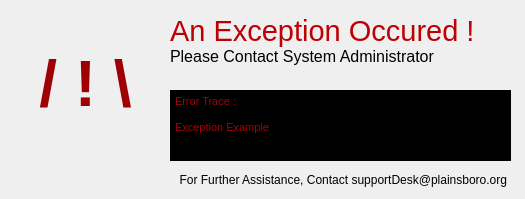
The window that Dev/notifications/error_default.ui (z3r0n3br4instorm/BkApp) describes before a commit, drawn with Qt 5.
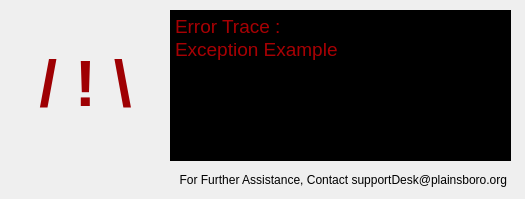
The same window after the commit.

```diff
--- a/Dev/notifications/error_default.ui
+++ b/Dev/notifications/error_default.ui
@@ -29,29 +29,13 @@
     <string>&lt;html&gt;&lt;head/&gt;&lt;body&gt;&lt;p align=&quot;center&quot;&gt;&lt;span style=&quot; font-size:48pt; font-weight:600; color:#9f0003;&quot;&gt;/ ! \&lt;/span&gt;&lt;/p&gt;&lt;/body&gt;&lt;/html&gt;</string>
    </property>
   </widget>
-  <widget class="QLabel" name="label_2">
-   <property name="geometry">
-    <rect>
-     <x>170</x>
-     <y>10</y>
-     <width>341</width>
-     <height>61</height>
-    </rect>
-   </property>
-   <property name="styleSheet">
-    <string notr="true"/>
-   </property>
-   <property name="text">
-    <string>&lt;html&gt;&lt;head/&gt;&lt;body&gt;&lt;p&gt;&lt;span style=&quot; font-size:22pt; color:#bd0003;&quot;&gt;An Exception Occured !&lt;/span&gt;&lt;span style=&quot; font-size:22pt; color:#ff0004;&quot;&gt;&lt;br/&gt;&lt;/span&gt;&lt;span style=&quot; font-size:12pt; color:#000000;&quot;&gt;Please Contact System Administrator&lt;/span&gt;&lt;/p&gt;&lt;/body&gt;&lt;/html&gt;</string>
-   </property>
-  </widget>
   <widget class="QTextBrowser" name="textBrowser">
    <property name="geometry">
     <rect>
      <x>170</x>
-     <y>90</y>
+     <y>10</y>
      <width>341</width>
-     <height>71</height>
+     <height>151</height>
     </rect>
    </property>
    <property name="styleSheet">
@@ -63,9 +47,8 @@
     <string>&lt;!DOCTYPE HTML PUBLIC &quot;-//W3C//DTD HTML 4.0//EN&quot; &quot;http://www.w3.org/TR/REC-html40/strict.dtd&quot;&gt;
 &lt;html&gt;&lt;head&gt;&lt;meta name=&quot;qrichtext&quot; content=&quot;1&quot; /&gt;&lt;style type=&quot;text/css&quot;&gt;
 p, li { white-space: pre-wrap; }
-&lt;/style&gt;&lt;/head&gt;&lt;body style=&quot; font-family:'Space Mono'; font-size:8pt; font-weight:400; font-style:normal;&quot;&gt;
+&lt;/style&gt;&lt;/head&gt;&lt;body style=&quot; font-family:'Space Mono'; font-size:14pt; font-weight:400; font-style:normal;&quot;&gt;
 &lt;p style=&quot; margin-top:0px; margin-bottom:0px; margin-left:0px; margin-right:0px; -qt-block-indent:0; text-indent:0px;&quot;&gt;Error Trace :&lt;/p&gt;
-&lt;p style=&quot;-qt-paragraph-type:empty; margin-top:0px; margin-bottom:0px; margin-left:0px; margin-right:0px; -qt-block-indent:0; text-indent:0px;&quot;&gt;&lt;br /&gt;&lt;/p&gt;
 &lt;p style=&quot; margin-top:0px; margin-bottom:0px; margin-left:0px; margin-right:0px; -qt-block-indent:0; text-indent:0px;&quot;&gt;Exception Example&lt;/p&gt;&lt;/body&gt;&lt;/html&gt;</string>
    </property>
   </widget>
```
Left out of the diff: 2 changed lines with no effect on the pictures.
